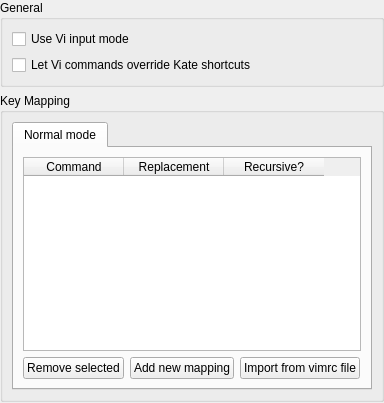
Qt form part/dialogs/viinputmodeconfigwidget.ui (KDE/kate) before a commit.
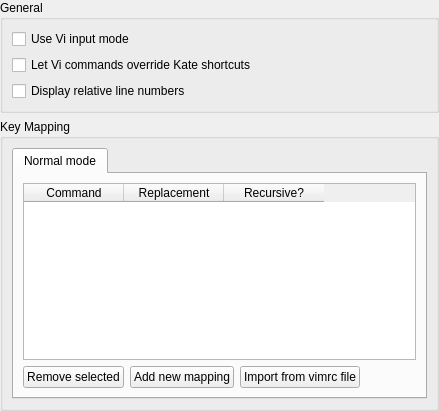
The same form after that commit.

Commit message: Added a "Relative line numbers" option.

What changed in the file:
```diff
--- a/part/dialogs/viinputmodeconfigwidget.ui
+++ b/part/dialogs/viinputmodeconfigwidget.ui
@@ -2,6 +2,14 @@
 <ui version="4.0">
  <class>ViInputModeConfigWidget</class>
  <widget class="QWidget" name="ViInputModeConfigWidget">
+  <property name="geometry">
+   <rect>
+    <x>0</x>
+    <y>0</y>
+    <width>439</width>
+    <height>411</height>
+   </rect>
+  </property>
   <layout class="QVBoxLayout" name="verticalLayout_3">
    <property name="margin">
     <number>0</number>
@@ -32,6 +40,16 @@
         </property>
        </widget>
       </item>
+      <item>
+       <widget class="QCheckBox" name="chkViRelLineNumbers">
+        <property name="whatsThis">
+         <string>Show the line number relative to the line with the cursor in front of each line.</string>
+        </property>
+        <property name="text">
+         <string>Display relative line numbers</string>
+        </property>
+       </widget>
+      </item>
      </layout>
     </widget>
    </item>
```
Left out of the diff: 11 changed lines with no effect on the pictures. The commit also changes 9 other files.
